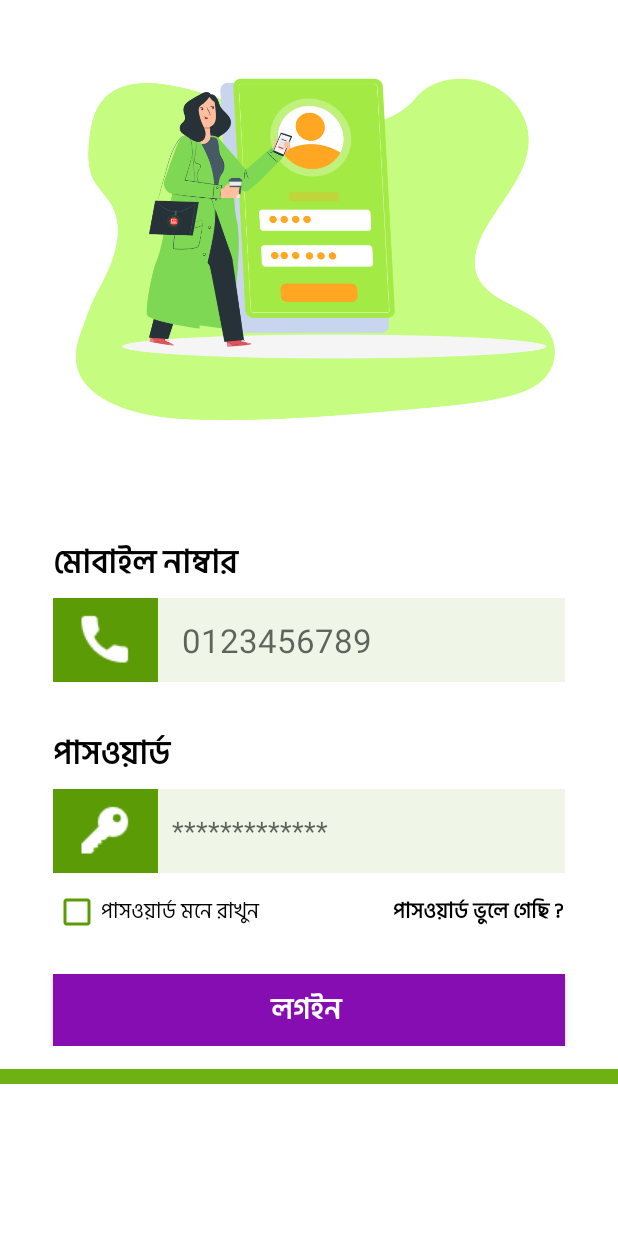
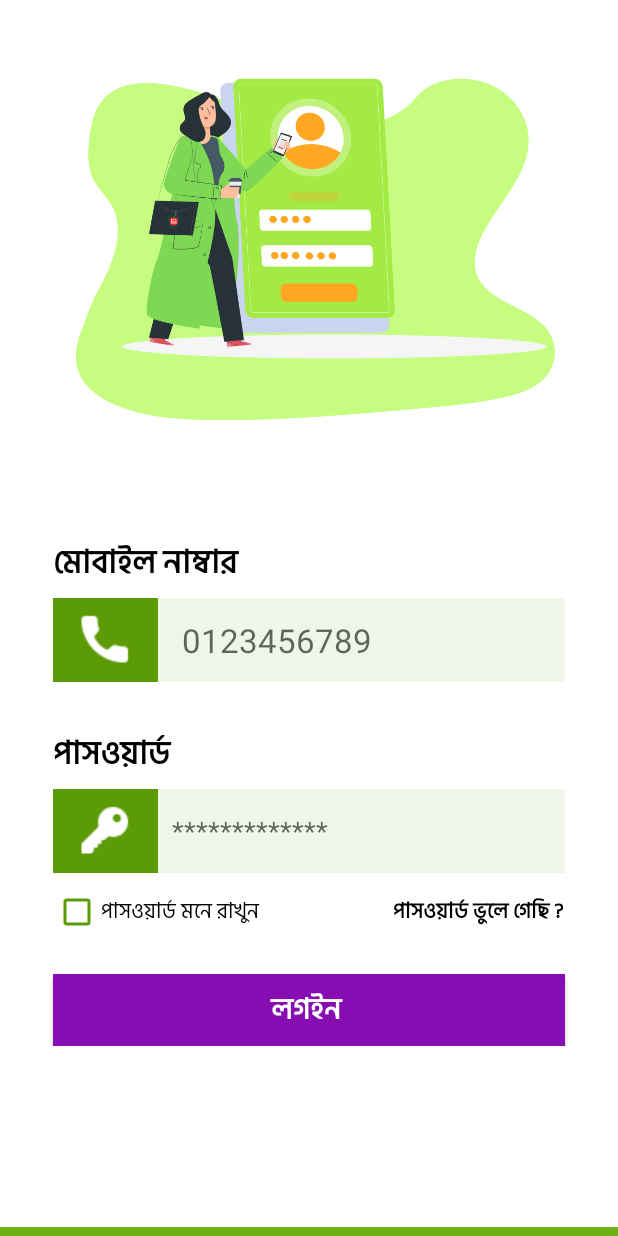
Before and after one commit to farhansadikgalib/Prottoyon, an Android app: the SignInFragment screen opened directly, with no data from a screen before it, on a phone screen of 412 x 824 dp. Run offline under Robolectric (Android 15) with nearby library versions, the light colour scheme and no system bars.

Commit message:
add new Layout and all back button

```diff
--- a/app/src/main/res/layout/fragment_sign_in.xml
+++ b/app/src/main/res/layout/fragment_sign_in.xml
@@ -197,10 +197,15 @@
 
     </ScrollView>
 
+
+
+
+</LinearLayout>
+
     <LinearLayout
         android:id="@+id/viewInBottom"
         android:layout_width="match_parent"
-        android:layout_height="10dp"
+        android:layout_height="12dp"
         android:background="@color/colorPrimaryDark"
         android:layout_alignParentBottom="true"
         app:layout_constraintLeft_toLeftOf="parent"
@@ -211,9 +216,4 @@
         android:orientation="vertical" />
 
 
-</LinearLayout>
-
-
-
-
 </androidx.constraintlayout.widget.ConstraintLayout>
```
Also changed, not shown: app/src/main/java/com/farhan/prottoyon/App_Des_with_CommentBox.java (+12 -0 lines), app/src/main/java/com/farhan/prottoyon/Update.java (+14 -0 lines), 1 other file.
